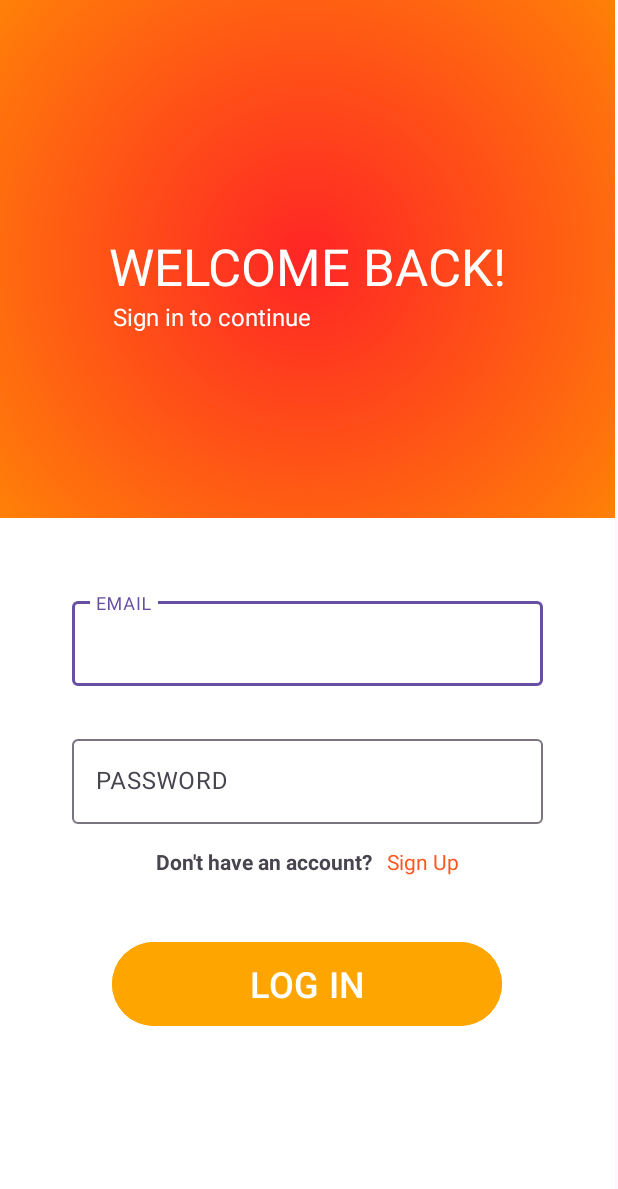
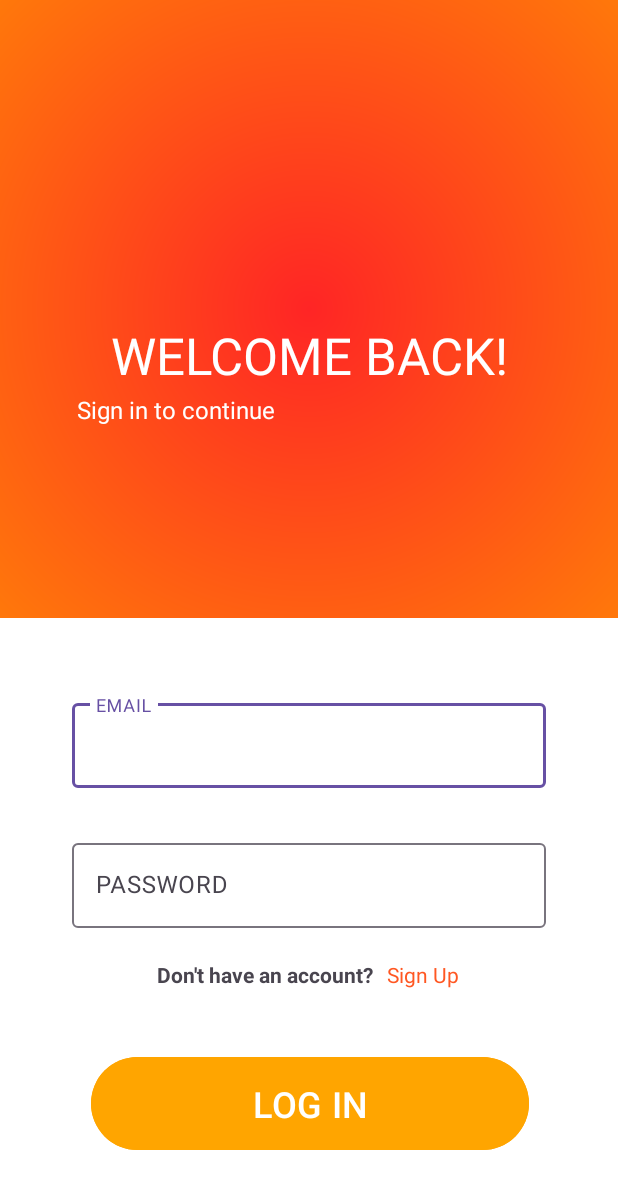
Before and after one commit to NinoEarlConrad-Avila/smartposture, an Android app: the screen it shows after launch (LoginActivity), on a phone screen of 412 x 824 dp. Shown: the top 1189 px of the screen. Run offline under Robolectric (Android 15) with nearby library versions, the phone set to English and light mode, and no system bars; our stand-ins replace Firebase (no records; nobody signed in at launch, a user with empty details on screens opened directly).

Commit message:
Modify responsive login

```diff
--- a/app/src/main/res/layout/activity_login.xml
+++ b/app/src/main/res/layout/activity_login.xml
@@ -1,123 +1,164 @@
 <?xml version="1.0" encoding="utf-8"?>
 <androidx.constraintlayout.widget.ConstraintLayout xmlns:android="http://schemas.android.com/apk/res/android"
+    xmlns:app="http://schemas.android.com/apk/res-auto"
     android:layout_width="match_parent"
     android:layout_height="match_parent"
     xmlns:tools="http://schemas.android.com/tools"
     tools:context=".view.LoginActivity"
     >
 
-    <LinearLayout
-        android:layout_width="410dp"
-        android:layout_height="887dp"
-        android:orientation="vertical"
-        tools:layout_editor_absoluteY="0dp">
+    <androidx.constraintlayout.widget.ConstraintLayout
+        android:id="@+id/linearLayout2"
+        android:layout_width="0dp"
+        android:layout_height="0dp"
+        app:layout_constraintBottom_toBottomOf="parent"
+        app:layout_constraintEnd_toEndOf="parent"
+        app:layout_constraintStart_toStartOf="parent"
+        app:layout_constraintTop_toTopOf="parent">
 
-        <FrameLayout
-            android:layout_width="match_parent"
-            android:layout_height="345dp"
-            android:background="@drawable/gradient">
-
-            <LinearLayout
-                android:layout_width="match_parent"
-                android:layout_height="match_parent"
-                android:orientation="vertical">
+        <androidx.constraintlayout.widget.ConstraintLayout
+            android:id="@+id/linearLayout3"
+            android:layout_width="0dp"
+            android:layout_height="0dp"
+            android:background="@drawable/gradient"
+            app:layout_constraintBottom_toTopOf="@+id/linearLayout11"
+            app:layout_constraintEnd_toEndOf="parent"
+            app:layout_constraintHorizontal_bias="1.0"
+            app:layout_constraintStart_toStartOf="parent"
+            app:layout_constraintTop_toTopOf="parent">
 
             <TextView
                 android:id="@+id/textView4"
-                    android:layout_width="match_parent"
-                    android:layout_height="200dp"
+                android:layout_width="0dp"
+                android:layout_height="0dp"
                 android:gravity="bottom"
                 android:text="WELCOME BACK!"
                 android:textAlignment="center"
                 android:textColor="#FFFFFF"
-                    android:textSize="34sp" />
+                android:textSize="34sp"
+                app:layout_constraintBottom_toTopOf="@+id/textView5"
+                app:layout_constraintEnd_toEndOf="parent"
+                app:layout_constraintHorizontal_bias="1.0"
+                app:layout_constraintStart_toStartOf="parent"
+                app:layout_constraintTop_toTopOf="parent" />
 
             <TextView
                 android:id="@+id/textView5"
-                    android:layout_width="282dp"
-                    android:layout_height="wrap_content"
+                android:layout_width="234dp"
+                android:layout_height="27dp"
+                android:layout_marginBottom="125dp"
                 android:gravity="center"
                 android:text="Sign in to continue"
                 android:textColor="#FFFFFF"
-                    android:textSize="16sp" />
-            </LinearLayout>
-        </FrameLayout>
+                android:textSize="16sp"
+                app:layout_constraintBottom_toBottomOf="parent"
+                app:layout_constraintStart_toStartOf="@+id/textView4"
+                app:layout_constraintTop_toBottomOf="@+id/textView4" />
+        </androidx.constraintlayout.widget.ConstraintLayout>
 
-        <FrameLayout
-            android:layout_width="match_parent"
-            android:layout_height="465dp">
-
-            <LinearLayout
-                android:layout_width="match_parent"
-                android:layout_height="match_parent"
+        <androidx.constraintlayout.widget.ConstraintLayout
+            android:id="@+id/linearLayout11"
+            android:layout_width="0dp"
+            android:layout_height="0dp"
             android:background="#FFFFFF"
             android:gravity="center_horizontal"
-                android:orientation="vertical">
+            app:layout_constraintBottom_toBottomOf="parent"
+            app:layout_constraintEnd_toEndOf="parent"
+            app:layout_constraintStart_toStartOf="parent"
+            app:layout_constraintTop_toBottomOf="@+id/linearLayout3">
 
             <com.google.android.material.textfield.TextInputLayout
                 android:id="@+id/txtUsername"
-                    android:layout_width="wrap_content"
+                android:layout_width="0dp"
                 android:layout_height="wrap_content"
-                    android:layout_marginTop="50dp"
-                    android:hint="EMAIL">
+                android:layout_marginStart="48dp"
+                android:layout_marginTop="30dp"
+                android:layout_marginEnd="48dp"
+                android:layout_marginBottom="10dp"
+                android:hint="EMAIL"
+                app:layout_constraintBottom_toTopOf="@+id/txtPassword"
+                app:layout_constraintEnd_toEndOf="parent"
+                app:layout_constraintStart_toStartOf="parent"
+                app:layout_constraintTop_toTopOf="parent">
 
                 <com.google.android.material.textfield.TextInputEditText
                     android:id="@+id/user"
-                        android:layout_width="314dp"
-                        android:layout_height="wrap_content" />
+                    android:layout_width="match_parent"
+                    android:layout_height="match_parent" />
             </com.google.android.material.textfield.TextInputLayout>
 
             <com.google.android.material.textfield.TextInputLayout
                 android:id="@+id/txtPassword"
-                    android:layout_width="wrap_content"
+                android:layout_width="0dp"
                 android:layout_height="wrap_content"
-                    android:layout_marginTop="30dp"
-                    android:hint="PASSWORD">
+                android:layout_marginStart="48dp"
+                android:layout_marginEnd="48dp"
+                android:hint="PASSWORD"
+                app:layout_constraintBottom_toTopOf="@+id/linearLayout12"
+                app:layout_constraintEnd_toEndOf="parent"
+                app:layout_constraintStart_toStartOf="parent"
+                app:layout_constraintTop_toBottomOf="@+id/txtUsername">
 
                 <com.google.android.material.textfield.TextInputEditText
                     android:id="@+id/pass"
-                        android:layout_width="314dp"
-                        android:layout_height="wrap_content"
+                    android:layout_width="match_parent"
+                    android:layout_height="match_parent"
                     android:inputType="textPassword" />
 
             </com.google.android.material.textfield.TextInputLayout>
 
-                <LinearLayout
+            <androidx.constraintlayout.widget.ConstraintLayout
+                android:id="@+id/linearLayout12"
                 android:layout_width="wrap_content"
                 android:layout_height="wrap_content"
-                    android:layout_marginTop="15dp"
+                android:layout_marginBottom="20dp"
                 android:gravity="center"
-                    android:orientation="horizontal">
+                app:layout_constraintBottom_toTopOf="@+id/btnLogin"
+                app:layout_constraintEnd_toEndOf="parent"
+                app:layout_constraintStart_toStartOf="parent"
+                app:layout_constraintTop_toBottomOf="@+id/txtPassword">
 
                 <TextView
                     android:id="@+id/textView6"
                     android:layout_width="wrap_content"
                     android:layout_height="wrap_content"
+                    android:layout_marginEnd="9dp"
+                    android:layout_marginRight="9dp"
                     android:text="Don't have an account?"
-                        android:textStyle="bold" />
+                    android:textStyle="bold"
+                    app:layout_constraintBottom_toBottomOf="parent"
+                    app:layout_constraintEnd_toStartOf="@+id/txtSignUp" />
 
                 <TextView
                     android:id="@+id/txtSignUp"
                     android:layout_width="wrap_content"
                     android:layout_height="wrap_content"
-                        android:layout_marginLeft="10dp"
-                        android:layout_weight="1"
+                    android:layout_marginEnd="1dp"
+                    android:layout_marginRight="1dp"
                     android:clickable="true"
                     android:text="Sign Up"
-                        android:textColor="#FF5722" />
+                    android:textColor="#FF5722"
+                    app:layout_constraintBottom_toBottomOf="parent"
+                    app:layout_constraintEnd_toEndOf="parent" />
 
-                </LinearLayout>
+            </androidx.constraintlayout.widget.ConstraintLayout>
 
             <Button
                 android:id="@+id/btnLogin"
-                    android:layout_width="260dp"
-                    android:layout_height="64dp"
-                    android:layout_marginTop="40dp"
+                android:layout_width="292dp"
+                android:layout_height="70dp"
+                android:layout_marginStart="75dp"
+                android:layout_marginEnd="75dp"
+                android:layout_marginBottom="32dp"
                 android:backgroundTint="#FFA500"
                 android:text="LOG IN"
-                    android:textSize="24sp" />
-            </LinearLayout>
-        </FrameLayout>
+                android:textSize="24sp"
+                app:layout_constraintBottom_toBottomOf="parent"
+                app:layout_constraintEnd_toEndOf="parent"
+                app:layout_constraintHorizontal_bias="0.489"
+                app:layout_constraintStart_toStartOf="parent"
+                app:layout_constraintTop_toBottomOf="@+id/linearLayout12" />
+        </androidx.constraintlayout.widget.ConstraintLayout>
 
-    </LinearLayout>
     </androidx.constraintlayout.widget.ConstraintLayout>
+</androidx.constraintlayout.widget.ConstraintLayout>
```
Lines whose indentation alone changed are shown as unchanged.
